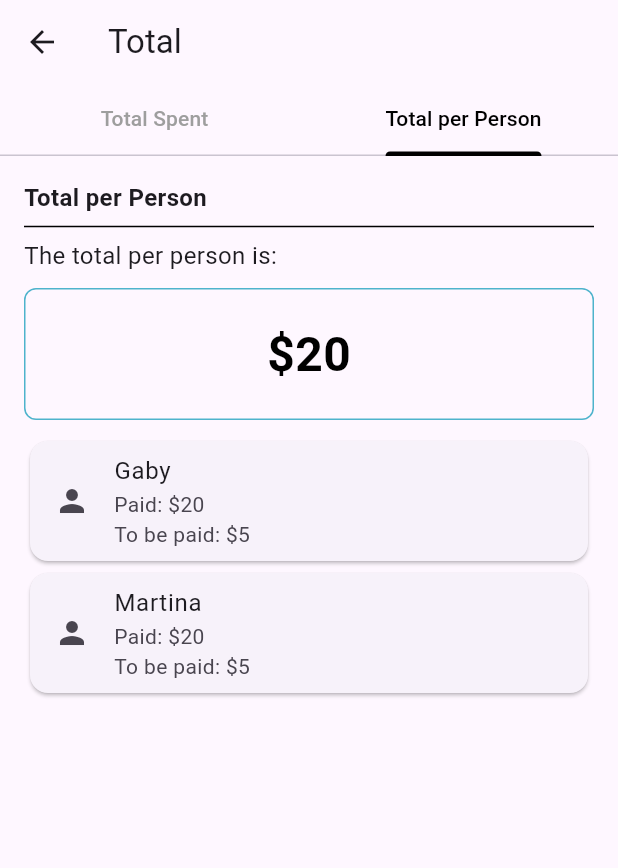
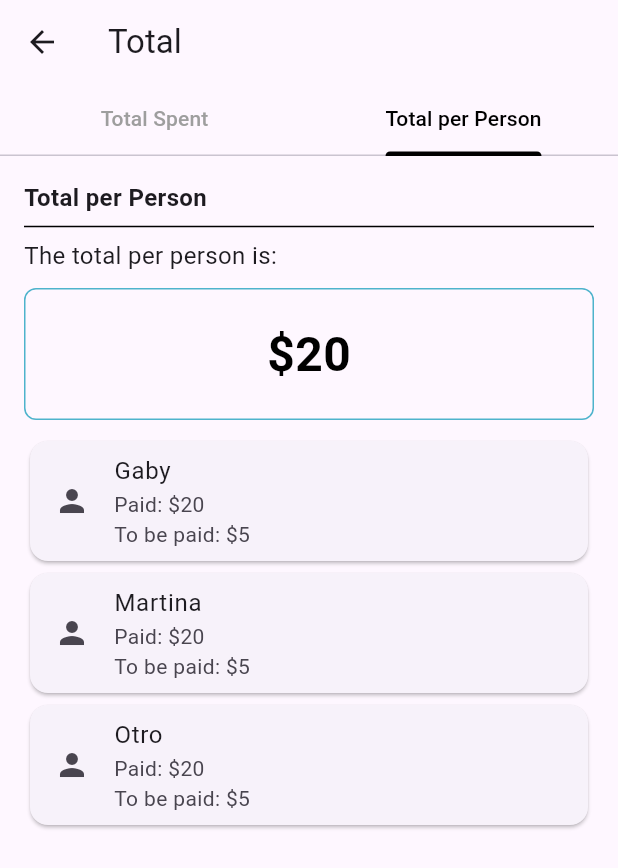
Before and after one commit to martinavasconez/SplitWise, a Flutter app: the TotalScreen screen opened directly, tab 2 chosen, on a phone screen of 412 x 824 dp. Shown: the top 868 px of the screen. Run offline on Flutter 3.47's test engine with Material 3 defaults, Android fonts, the phone set to English and light mode, and no system bars; accounts and stored records are empty; generated files the repository leaves out were written again.

Commit message:
totalscreen cambio

```diff
--- a/frontend/lib/TotalScreen.dart
+++ b/frontend/lib/TotalScreen.dart
@@ -25,6 +25,22 @@
   void dispose() {
     _tabController?.dispose();
     super.dispose();
+  }
+
+  Widget buildPersonCard(String name, String paid, String toBePaid) {
+    return Card(
+      child: ListTile(
+        leading: Icon(Icons.person),
+        title: Text(name),
+        subtitle: Column(
+          crossAxisAlignment: CrossAxisAlignment.start,
+          children: [
+            Text('Paid: \$$paid'),
+            Text('To be paid: \$$toBePaid'),
+          ],
+        ),
+      ),
+    );
   }
 
   @override
@@ -134,32 +150,9 @@
                 Expanded(
                   child: ListView(
                     children: [
-                      Card(
-                        child: ListTile(
-                          leading: Icon(Icons.person),
-                          title: Text('Gaby'),
-                          subtitle: Column(
-                            crossAxisAlignment: CrossAxisAlignment.start,
-                            children: [
-                              Text('Paid: \$20'),
-                              Text('To be paid: \$5'),
-                            ],
-                          ),
-                        ),
-                      ),
-                      Card(
-                        child: ListTile(
-                          leading: Icon(Icons.person),
-                          title: Text('Martina'),
-                          subtitle: Column(
-                            crossAxisAlignment: CrossAxisAlignment.start,
-                            children: [
-                              Text('Paid: \$20'),
-                              Text('To be paid: \$5'),
-                            ],
-                          ),
-                        ),
-                      ),
+                      buildPersonCard('Gaby', '20', '5'),
+                      buildPersonCard('Martina', '20', '5'),
+                      buildPersonCard('Otro', '20', '5')
                     ],
                   ),
                 ),
```
